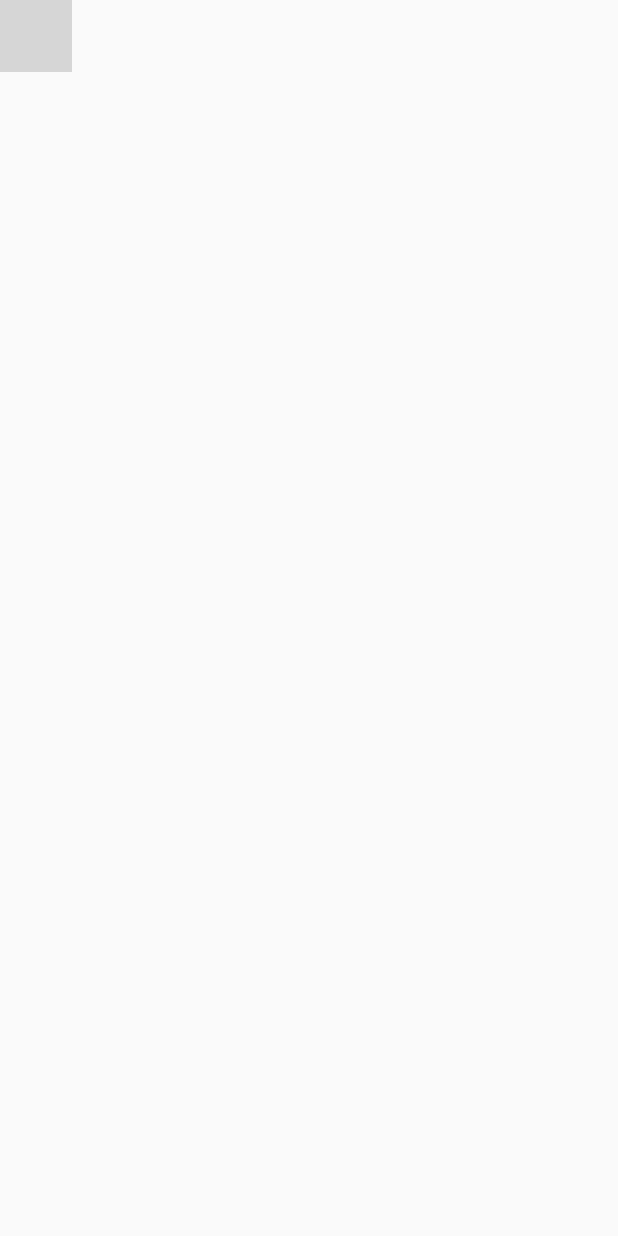
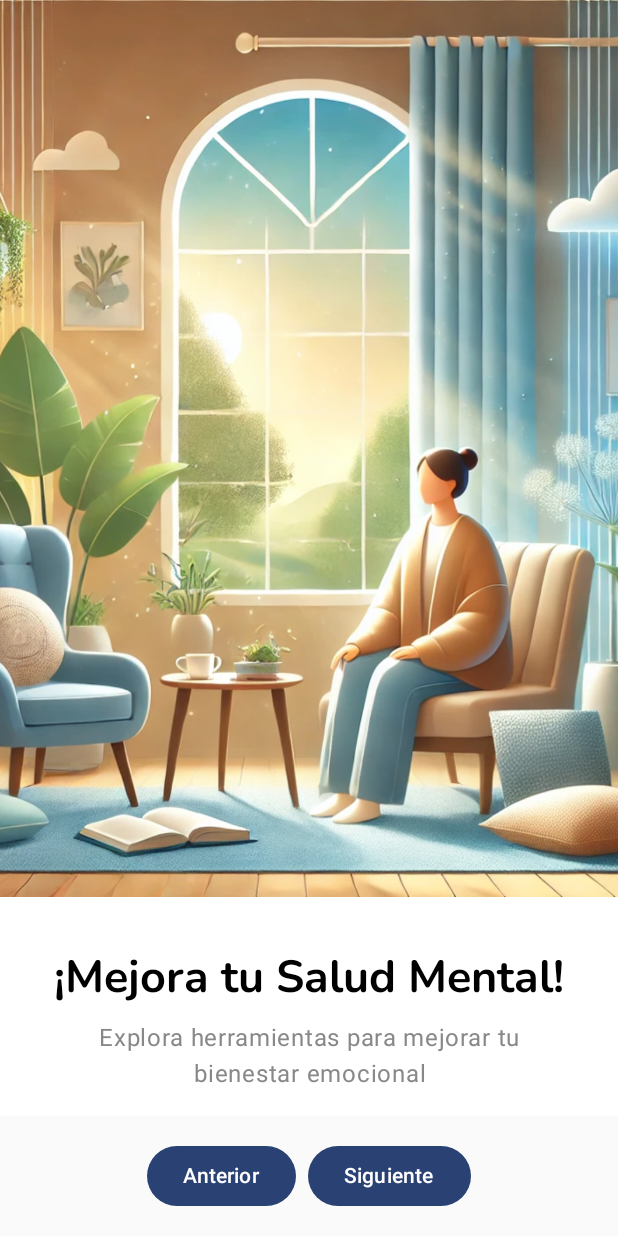
Before and after one commit to DarielMorua/RelaxApp, an Android app built with Jetpack Compose: the screen it shows after launch (MainActivity), on a phone screen of 412 x 824 dp. Run offline under Robolectric (Android 15) with nearby library versions, the phone set to English and light mode, and no system bars; our stand-ins replace livedata-compose; grey boxes are pictures that could not be loaded.

Commit message:
Se edita onboarding para mejorar diseño

```diff
--- a/app/src/main/java/com/example/relaxapp/MainActivity.kt
+++ b/app/src/main/java/com/example/relaxapp/MainActivity.kt
@@ -14,6 +14,7 @@ import androidx.compose.ui.tooling.preview.Preview
 import androidx.navigation.NavController
 import androidx.navigation.compose.rememberNavController
 import com.example.relaxapp.ui.theme.RelaxAppTheme
+import com.example.relaxapp.views.MyAppNavigationView
 
 
 //Prueba dev commit
--- a/app/src/main/java/com/example/relaxapp/views/onboarding/OnboardingScreenView1.kt
+++ b/app/src/main/java/com/example/relaxapp/views/onboarding/OnboardingScreenView1.kt
@@ -14,13 +14,13 @@ import androidx.compose.runtime.Composable
 import androidx.compose.ui.Alignment
 import androidx.compose.ui.Modifier
 import androidx.compose.ui.graphics.Color
+import androidx.compose.ui.layout.ContentScale
 import androidx.compose.ui.res.painterResource
 import androidx.compose.ui.text.style.TextAlign
 import androidx.compose.ui.unit.dp
 import com.example.relaxapp.R
 
 @Composable
-
 fun OnboardingScreenView1() {
     Column(
         modifier = Modifier
@@ -34,7 +34,8 @@ fun OnboardingScreenView1() {
             contentDescription = "Imagen de fondo",
             modifier = Modifier
                 .fillMaxWidth()
-                .weight(1f)
+                .weight(1f),  // Ocupa el mismo peso vertical
+            contentScale = ContentScale.Crop  // Ajusta la imagen para llenar su contenedor
         )
 
         Column(
@@ -45,10 +46,10 @@ fun OnboardingScreenView1() {
             verticalArrangement = Arrangement.Bottom
         ) {
             Text(
-                text ="¡Mejora tu Salud Mental!",
+                text = "¡Mejora tu Salud Mental!",
                 color = Color.Black,
                 style = MaterialTheme.typography.headlineLarge,
-                modifier = Modifier.padding(bottom = 8.dp)
+                modifier = Modifier.padding(bottom = 8.dp, top = 17.dp)
             )
 
             Text(
@@ -57,8 +58,6 @@ fun OnboardingScreenView1() {
                 textAlign = TextAlign.Center,
                 modifier = Modifier.padding(horizontal = 32.dp)
             )
-
-
-            }
         }
     }
+}
--- a/app/src/main/java/com/example/relaxapp/views/onboarding/OnboardingScreenView3.kt
+++ b/app/src/main/java/com/example/relaxapp/views/onboarding/OnboardingScreenView3.kt
@@ -13,6 +13,7 @@ import androidx.compose.runtime.Composable
 import androidx.compose.ui.Alignment
 import androidx.compose.ui.Modifier
 import androidx.compose.ui.graphics.Color
+import androidx.compose.ui.layout.ContentScale
 import androidx.compose.ui.res.painterResource
 import androidx.compose.ui.text.style.TextAlign
 import androidx.compose.ui.unit.dp
@@ -34,7 +35,8 @@ fun OnboardingScreenView3() {
             contentDescription = "Imagen de fondo",
             modifier = Modifier
                 .fillMaxWidth()
-                .weight(1f)
+                .weight(1f),
+            contentScale = ContentScale.Crop
         )
 
         Column(
```
Also changed, not shown: app/src/main/java/com/example/relaxapp/views/onboarding/OnboardingScreenView2.kt (+4 -5 lines), app/src/main/java/com/example/relaxapp/views/onboarding/OnboardingView.kt (+4 -4 lines).
